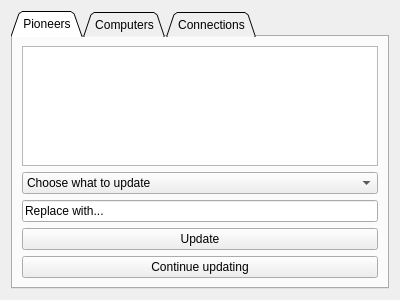
Old version of the form hoopergui/update_widget.ui in the repository VLN1-15-30/fall-project.
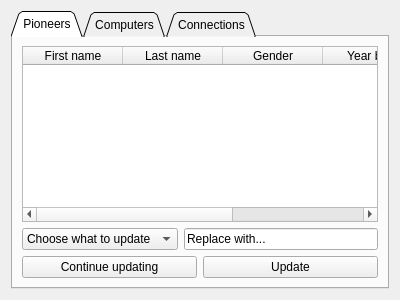
New version of the form. The open tabs and pages were chosen to show the change.

What changed in the file:
```diff
--- a/hoopergui/update_widget.ui
+++ b/hoopergui/update_widget.ui
@@ -13,8 +13,8 @@
   <property name="windowTitle">
    <string>Form</string>
   </property>
-  <layout class="QHBoxLayout" name="horizontalLayout">
-   <item>
+  <layout class="QGridLayout" name="gridLayout_4">
+   <item row="0" column="0">
     <widget class="QTabWidget" name="updateTabs">
      <property name="tabShape">
       <enum>QTabWidget::Triangular</enum>
@@ -26,10 +26,44 @@
       <attribute name="title">
        <string>Pioneers</string>
       </attribute>
-      <layout class="QVBoxLayout" name="verticalLayout">
-       <item>
-        <widget class="QTableWidget" name="tableView_pioneers_2"/>
+      <layout class="QGridLayout" name="gridLayout_5">
+       <item row="0" column="0">
+        <widget class="QTableWidget" name="tableView_pioneers_2">
+         <attribute name="horizontalHeaderStretchLastSection">
+          <bool>true</bool>
+         </attribute>
+         <attribute name="verticalHeaderStretchLastSection">
+          <bool>true</bool>
+         </attribute>
+         <column>
+          <property name="text">
+           <string>First name</string>
+          </property>
+         </column>
+         <column>
+          <property name="text">
+           <string>Last name</string>
+          </property>
+         </column>
+         <column>
+          <property name="text">
+           <string>Gender</string>
+          </property>
+         </column>
+         <column>
+          <property name="text">
+           <string>Year born</string>
+          </property>
+         </column>
+         <column>
+          <property name="text">
+           <string>Year died</string>
+          </property>
+         </column>
+        </widget>
        </item>
+       <item row="2" column="0">
+        <layout class="QHBoxLayout" name="horizontalLayout_2">
        <item>
         <widget class="QComboBox" name="updateOptionsPioneers">
          <item>
@@ -71,19 +105,25 @@
          </property>
         </widget>
        </item>
-       <item>
-        <widget class="QPushButton" name="updatePioneer">
-         <property name="text">
-          <string>Update</string>
-         </property>
-        </widget>
+        </layout>
        </item>
+       <item row="4" column="0">
+        <layout class="QHBoxLayout" name="horizontalLayout_3">
        <item>
         <widget class="QPushButton" name="updateAnotherPioneer">
          <property name="text">
           <string>Continue updating</string>
          </property>
         </widget>
+         </item>
+         <item>
+          <widget class="QPushButton" name="updatePioneer">
+           <property name="text">
+            <string>Update</string>
+           </property>
+          </widget>
+         </item>
+        </layout>
        </item>
       </layout>
      </widget>
```
Left out of the diff: 2 changed lines with no effect on the pictures. Lines whose indentation alone changed are shown as unchanged.
